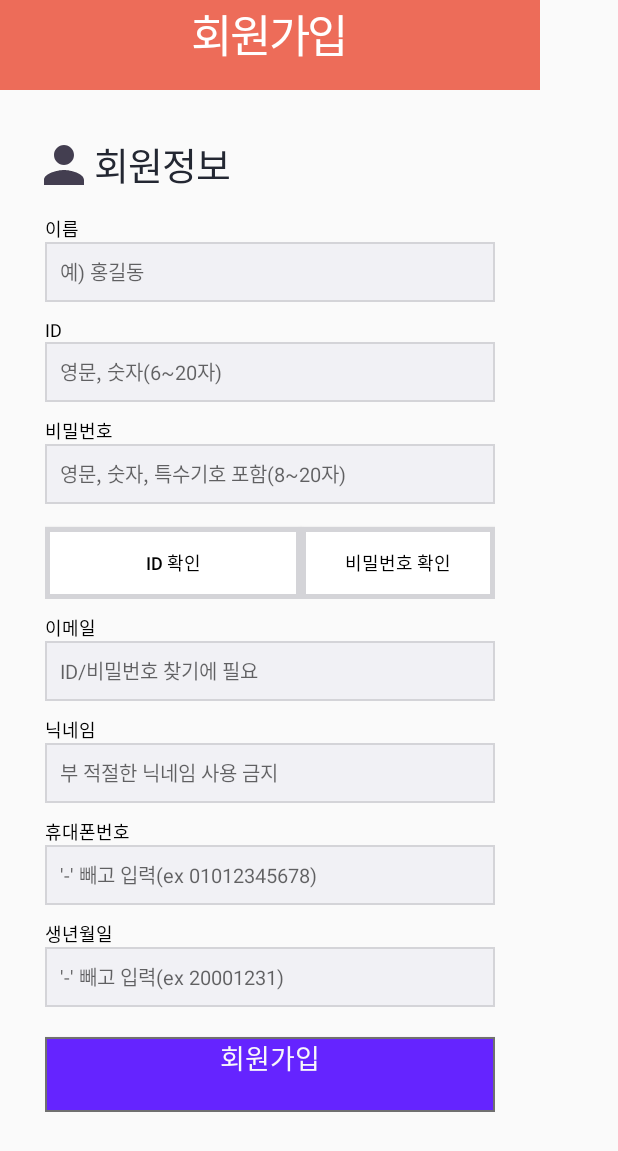
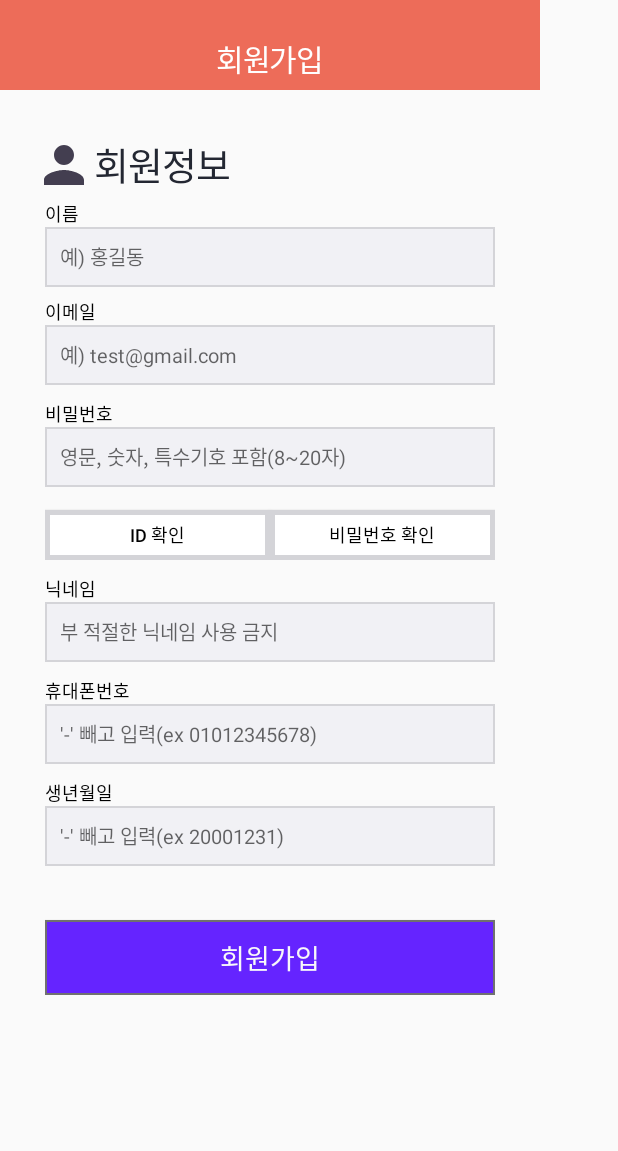
Before and after one commit to gttae/Self_Life-Account-Book-app, an Android app: the Register_Activity screen opened directly, with no data from a screen before it, on a phone screen of 412 x 824 dp. Shown: the top 1151 px of the screen. Run offline under Robolectric (Android 15) with nearby library versions, the phone set to English and light mode, and no system bars; our stand-ins replace Firebase (no records; nobody signed in at launch, a user with empty details on screens opened directly).

Commit message:
회원가입 DB연동
작성자 : 장기태

```diff
--- a/app/build.gradle
+++ b/app/build.gradle
@@ -34,8 +34,11 @@ dependencies {
     implementation 'androidx.appcompat:appcompat:1.6.1'
     implementation 'com.google.android.material:material:1.5.0'
     implementation 'androidx.constraintlayout:constraintlayout:2.1.4'
+    implementation 'androidx.appcompat:appcompat:1.3.0'
+    implementation platform('com.google.firebase:firebase-bom:32.2.0')
     implementation 'com.google.firebase:firebase-auth:21.1.0'
     implementation 'com.google.firebase:firebase-database:20.1.0'
+    implementation 'com.google.firebase:firebase-analytics'
     testImplementation 'junit:junit:4.13.2'
     androidTestImplementation 'androidx.test.ext:junit:1.1.5'
     androidTestImplementation 'androidx.test.espresso:espresso-core:3.5.1'
--- a/app/src/main/res/layout/activity_signup.xml
+++ b/app/src/main/res/layout/activity_signup.xml
@@ -5,26 +5,22 @@
     android:layout_height="760dp"
     android:orientation="vertical">
 
-
-    <LinearLayout
-        android:layout_width="360dp"
+    <androidx.appcompat.widget.Toolbar
+        android:layout_width="match_parent"
         android:layout_height="60dp"
-        android:orientation="vertical"
-        android:background="#ed6c59">
-
+        android:background="@color/Base">
         <TextView
-            android:id="@+id/FindIDTv"
-            android:layout_width="wrap_content"
-            android:layout_height="match_parent"
-            android:layout_gravity="center"
-            android:letterSpacing="-0.05"
-            android:lineSpacingExtra="60sp"
-            android:text="회원가입"
-            android:textColor="#ffffff"
-            android:textSize="30sp"
-            android:textStyle="normal" />
-
-    </LinearLayout>
+        android:id="@+id/toolbar_title"
+        android:layout_width="wrap_content"
+        android:layout_height="wrap_content"
+        android:layout_gravity="center"
+        android:textColor="#ffffff"
+        android:layout_marginTop="24dp"
+        android:text="회원가입"
+        android:letterSpacing="-0.05"
+        android:lineSpacingExtra="60sp"
+        android:textSize="20sp" />
+        </androidx.appcompat.widget.Toolbar>
 
     <LinearLayout
         android:layout_width="314dp"
@@ -61,7 +57,7 @@
         <TextView
             android:layout_width="wrap_content"
             android:layout_height="wrap_content"
-            android:layout_marginTop="10dp"
+
             android:gravity="center_horizontal"
             android:lineSpacingExtra="18sp"
             android:text="이름"
@@ -84,20 +80,20 @@
         <TextView
             android:layout_width="wrap_content"
             android:layout_height="wrap_content"
-            android:layout_marginTop="10dp"
+            android:layout_marginTop="7dp"
             android:gravity="center_horizontal"
             android:lineSpacingExtra="18sp"
-            android:text="ID"
+            android:text="이메일"
             android:textColor="#000000"
             android:textSize="12sp"
             android:textStyle="normal" />
 
         <EditText
-            android:id="@+id/eT2Et"
+            android:id="@+id/eT4Et"
             android:layout_width="match_parent"
             android:layout_height="40dp"
             android:background="@drawable/txtcolor"
-            android:hint="영문, 숫자(6~20자)"
+            android:hint="예) test@gmail.com"
             android:lineSpacingExtra="18sp"
             android:padding="10dp"
             android:textColor="#767676"
@@ -139,7 +135,7 @@
         <Button
             android:id="@+id/btn1Btn"
             android:layout_width="wrap_content"
-            android:layout_height="wrap_content"
+            android:layout_height="33dp"
             android:layout_marginTop="15dp"
             android:layout_weight="1"
             android:background="@drawable/btn2"
@@ -152,9 +148,9 @@
         <Button
             android:id="@+id/bt2Btn"
             android:layout_width="wrap_content"
-            android:layout_height="wrap_content"
+            android:layout_height="33dp"
             android:layout_marginTop="15dp"
-            android:layout_weight="0.5"
+            android:layout_weight="1"
             android:background="@drawable/btn2"
             android:lineSpacingExtra="18sp"
             android:text="비밀번호 확인"
@@ -170,28 +166,7 @@
         android:layout_gravity="center"
         android:orientation="vertical">
 
-        <TextView
-            android:layout_width="wrap_content"
-            android:layout_height="wrap_content"
-            android:layout_marginTop="10dp"
-            android:gravity="center_horizontal"
-            android:lineSpacingExtra="18sp"
-            android:text="이메일"
-            android:textColor="#000000"
-            android:textSize="12sp"
-            android:textStyle="normal" />
 
-        <EditText
-            android:id="@+id/eT4Et"
-            android:layout_width="match_parent"
-            android:layout_height="40dp"
-            android:background="@drawable/txtcolor"
-            android:hint="ID/비밀번호 찾기에 필요"
-            android:lineSpacingExtra="18sp"
-            android:padding="10dp"
-            android:textColor="#767676"
-            android:textSize="13sp"
-            android:textStyle="normal" />
 
         <TextView
             android:layout_width="wrap_content"
@@ -275,9 +250,9 @@
             android:id="@+id/bt3Btn"
             android:layout_width="match_parent"
             android:layout_height="50dp"
-            android:layout_marginTop="20dp"
+            android:layout_marginTop="36dp"
             android:background="@drawable/btncolor"
-            android:gravity="center_horizontal"
+            android:gravity="center"
             android:lineSpacingExtra="12sp"
             android:text="회원가입"
             android:textColor="#f8f8fa"
@@ -286,4 +261,5 @@
 
     </LinearLayout>
 
+
 </LinearLayout>
--- a/app/src/main/res/values/colors.xml
+++ b/app/src/main/res/values/colors.xml
@@ -2,4 +2,5 @@
 <resources>
     <color name="black">#FF000000</color>
     <color name="white">#FFFFFFFF</color>
+    <color name="Base">#ed6c59</color>
 </resources>
```
Also changed, not shown: app/src/main/AndroidManifest.xml (+8 -0 lines), app/src/main/java/com/example/self_life/InputValue.java (added, +114 -0 lines), app/src/main/java/com/example/self_life/Login_Activity.java (+39 -6 lines), app/src/main/java/com/example/self_life/Register_Activity.java (+97 -11 lines), app/src/main/java/com/example/self_life/findId_Activity.java (added, +47 -0 lines), app/src/main/java/com/example/self_life/findPwd_Activity.java (added, +47 -0 lines), app/src/main/res/layout/activity_findid.xml (+11 -14 lines), app/src/main/res/layout/activity_findpass.xml (+11 -14 lines), app/src/main/res/layout/activity_login.xml (+20 -18 lines), app/src/main/res/values/styles.xml (added, +7 -0 lines).
